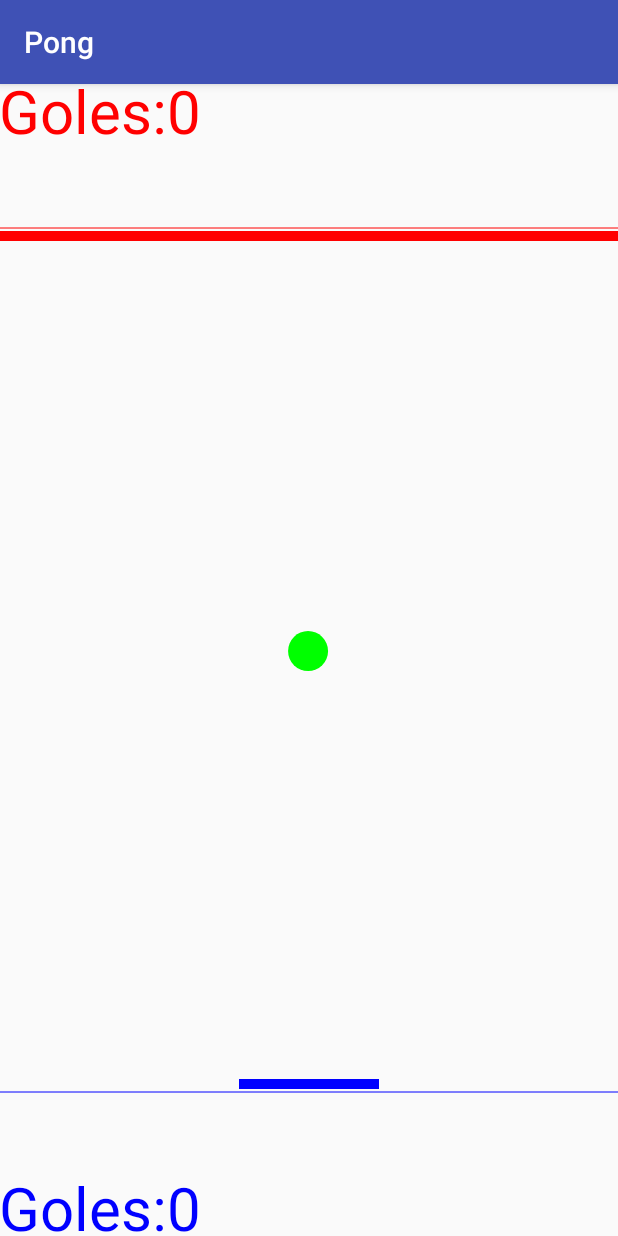
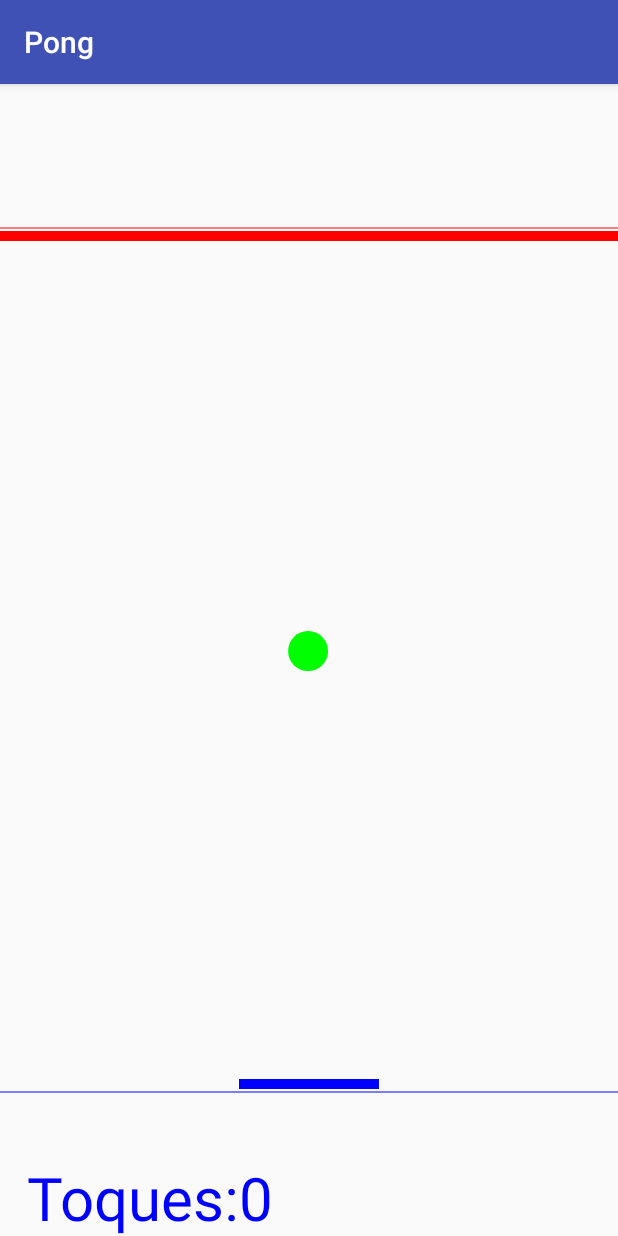
Before and after one commit to joseluissanchezporrogodoy/pongAndroid, an Android app: the screen it shows after launch (GameActivity), after a tap on "1 JUGADOR", on a phone screen of 412 x 824 dp. Run offline under Robolectric (Android 15) with nearby library versions, the light colour scheme and no system bars; 4 statements that could not run were skipped.

Commit message:
Funciona uno y dos jugadores ; ahora voy a añadir el tema de las vidas; se ve los toques con un solo jugador

```diff
--- a/app/src/main/java/com/apparte/pongfinal/Game/Player.java
+++ b/app/src/main/java/com/apparte/pongfinal/Game/Player.java
@@ -1,6 +1,7 @@
 package com.apparte.pongfinal.Game;
 
 import android.graphics.Canvas;
+import android.graphics.Color;
 import android.graphics.Paint;
 import android.graphics.Rect;
 
@@ -22,13 +23,14 @@ public class Player {
     public int destination;
     public boolean onePlayer;
     protected int toques=0;
+    private int numeroDeVidas;
     public Player(int color, int y,int centroPantallaX,int centroPantallaY,Paint paint) {
         mColor = color;
         this.centroPantallaY=centroPantallaY;
         this.centroPantallaX=centroPantallaX;
         this.y=y;
         this.mPaint= paint;
-
+        numeroDeVidas =3;
        mRect = new Rect(centroPantallaX - ANCHO_PALA, y, centroPantallaX + ANCHO_PALA, y + ALTO_PALA);
 
 
@@ -103,14 +105,23 @@ public class Player {
 
    public void pintaGoles(Canvas canvas){
        ////TEXTO
-       Paint paintFont = new Paint(Paint.ANTI_ALIAS_FLAG);
-       paintFont.setTextSize(60);
-       paintFont.setColor(mColor);
-       paintFont.setTextAlign(Paint.Align.CENTER);
-       if(y<centroPantallaY){
-           canvas.drawText("Goles:"+String.valueOf(mGoles), 100,50 , paintFont);
-       }else{
-           canvas.drawText("Goles:"+String.valueOf(mGoles), 100,(centroPantallaY*2)-5, paintFont);
+       if(!onePlayer) {
+           Paint paintFont = new Paint(Paint.ANTI_ALIAS_FLAG);
+           paintFont.setTextSize(60);
+           paintFont.setColor(mColor);
+           paintFont.setTextAlign(Paint.Align.CENTER);
+           if (y < centroPantallaY) {
+               canvas.drawText("Goles:" + String.valueOf(mGoles), 100, 50, paintFont);
+           } else {
+               canvas.drawText("Goles:" + String.valueOf(mGoles), 100, (centroPantallaY * 2) - 5, paintFont);
+           }
+       }else if (mColor == Color.BLUE){
+           Paint paintFont = new Paint(Paint.ANTI_ALIAS_FLAG);
+           paintFont.setTextSize(60);
+           paintFont.setColor(mColor);
+           paintFont.setTextAlign(Paint.Align.CENTER);
+           canvas.drawText("Toques:" + String.valueOf(toques), 150, (centroPantallaY * 2) - 15, paintFont);
+
        }
 
    }
@@ -126,7 +137,7 @@ public class Player {
     ///Saber si ha ganado
     ///Aumentar para que el partido dure más
     public boolean haGanado() {
-        return mGoles == 1;
+        return mGoles == 3;
     }
 
 }
--- a/app/src/main/java/com/apparte/pongfinal/Game/PongView.java
+++ b/app/src/main/java/com/apparte/pongfinal/Game/PongView.java
@@ -20,7 +20,7 @@ import com.apparte.pongfinal.R;
  */
 public class PongView extends View implements View.OnTouchListener{
     private boolean juegoIniciado=false;
-    Player jugadorzul;
+    Player jugadorAzul;
     Player jugadorRojo;
     Paint jugadorAzulPincel;
     Paint jugadorRojoPincel;
@@ -150,7 +150,7 @@ public class PongView extends View implements View.OnTouchListener{
         float px = bola.x;
         float py = bola.y;
         bola.move();
-        jugadorzul.move();
+        jugadorAzul.move();
         jugadorRojo.move();
         handleBounces(px, py);
         // Compruebo si ha perdido alguno
@@ -170,8 +170,8 @@ public class PongView extends View implements View.OnTouchListener{
         }
         else if (bola.y <= 0) {
             nuevaBola = true;
-            jugadorzul.marcaGol();
-            if(!jugadorzul.haGanado())
+            jugadorAzul.marcaGol();
+            if(!jugadorAzul.haGanado())
                 playSound(bolaPerdidaSFX);
             else{
                 playSound(ganarSFX);
@@ -185,7 +185,7 @@ public class PongView extends View implements View.OnTouchListener{
     }
     protected void handleBounces(float px, float py) {
         handleTopFastBounce(jugadorRojo, px, py);
-        handleBottomFastBounce(jugadorzul, px, py);
+        handleBottomFastBounce(jugadorAzul, px, py);
 
 
         if(bola.x <= Ball.RADIO || bola.x >= getWidth() - Ball.RADIO) {
@@ -240,6 +240,8 @@ public class PongView extends View implements View.OnTouchListener{
             bola.y = jugador.getTop() - Ball.RADIO;
             bola.rebotaEnPlayer(jugador);
             playSound(toqueRaquetaSFX);
+            if(jugadorAzul.onePlayer)
+                jugadorAzul.tocaLaPelota();
 
         }
     }
@@ -248,9 +250,9 @@ public class PongView extends View implements View.OnTouchListener{
         super.onDraw(canvas);
 
         //Pinto jugadores
-        if(null!=jugadorzul) {
+        if(null!= jugadorAzul) {
             if (continuar) {
-                jugadorzul.draw(canvas);
+                jugadorAzul.draw(canvas);
                 jugadorRojo.draw(canvas);
                 bola.draw(canvas);
             } else {
@@ -265,7 +267,7 @@ public class PongView extends View implements View.OnTouchListener{
         Paint paint= new Paint();
         paint.setColor(Color.GREEN);
         String gana;
-        if(jugadorzul.haGanado()){
+        if(jugadorAzul.haGanado()){
             gana ="Gana el azul";
         }else{
             gana ="Gana el rojo";
@@ -307,13 +309,20 @@ public class PongView extends View implements View.OnTouchListener{
         jugadorRojoPincel = new Paint();
         jugadorRojoPincel.setColor(Color.GREEN);
         jugadorRojo = new Player(Color.RED, redTouch.bottom + 3,getWidth()/2,getHeight()/2,jugadorAzulPincel);
-        jugadorzul = new Player(Color.BLUE, blueTouch.top - 3 -Player.ALTO_PALA,getWidth()/2,getHeight()/2,jugadorRojoPincel);
+        jugadorAzul = new Player(Color.BLUE, blueTouch.top - 3 -Player.ALTO_PALA,getWidth()/2,getHeight()/2,jugadorRojoPincel);
         jugadorRojo.setTouchbox(redTouch);
-        jugadorzul.setTouchbox(blueTouch);
+        jugadorAzul.setTouchbox(blueTouch);
 
         ///Cambiar a solo un jugador//
-        if(numeroJugadores==1)
+        if(numeroJugadores==1){
             jugadorRojo.cambiarABarreraTotal();
+            jugadorAzul.onePlayer=true;
+            jugadorRojo.onePlayer=true;
+        }else {
+            jugadorAzul.onePlayer=false;
+            jugadorRojo.onePlayer=false;
+        }
+
 
 
     }
@@ -344,9 +353,9 @@ public class PongView extends View implements View.OnTouchListener{
         for(int i = 0; i < handle.getTouchCount(motionEvent); i++) {
             int tx = (int) handle.getX(motionEvent, i);
             int ty = (int) handle.getY(motionEvent, i);
-            if(null!=jugadorzul) {
-                if (jugadorzul.inTouchbox(tx, ty)) {
-                    jugadorzul.destination = tx;
+            if(null!= jugadorAzul) {
+                if (jugadorAzul.inTouchbox(tx, ty)) {
+                    jugadorAzul.destination = tx;
                 } else if (jugadorRojo.inTouchbox(tx, ty)) {
                     jugadorRojo.destination = tx;
                 }
@@ -368,9 +377,9 @@ public class PongView extends View implements View.OnTouchListener{
             return;
         }
         if(gravityX>0){
-            jugadorzul.destination=0;
+            jugadorAzul.destination=0;
         }else{
-            jugadorzul.destination=getWidth();
+            jugadorAzul.destination=getWidth();
         }
     }
 
```
